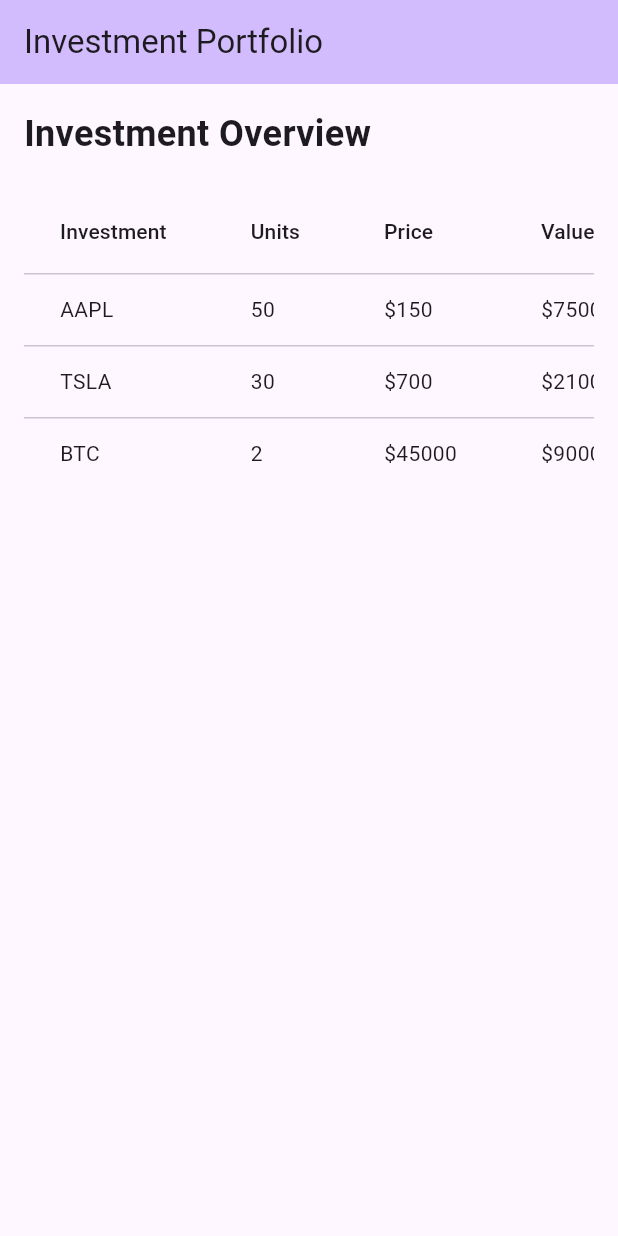
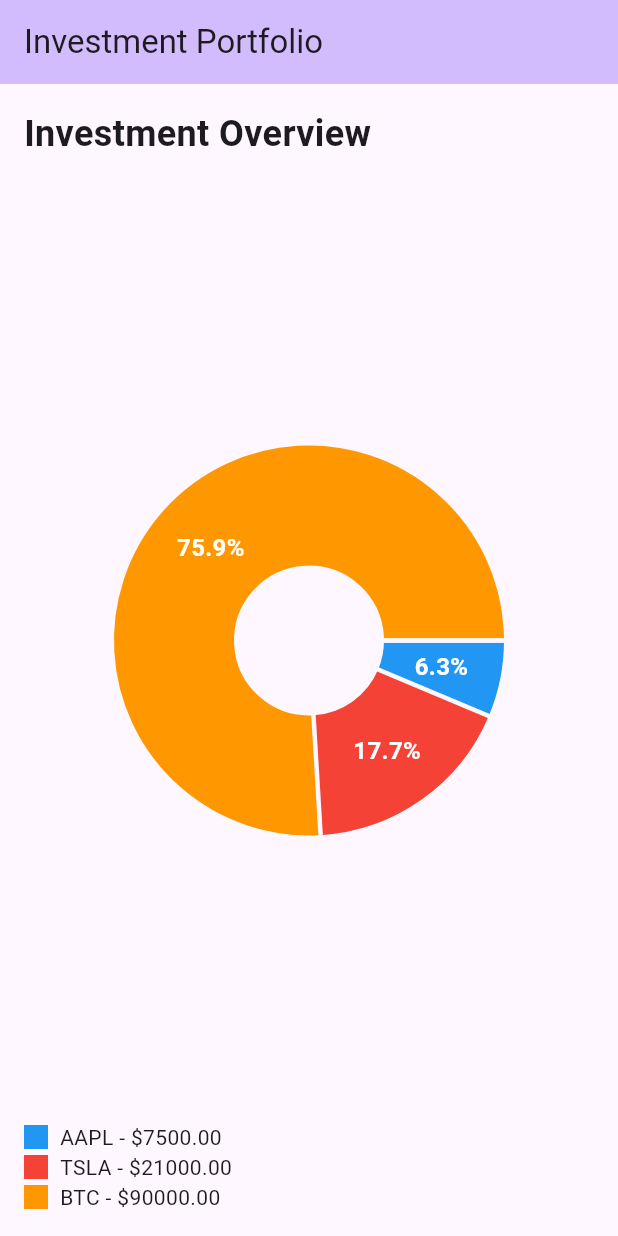
Before and after one commit to alex-morrisonn/investmentPortfolio, a Flutter app: the screen it shows after launch, on a phone screen of 412 x 824 dp. Run offline on Flutter 3.47's test engine with Material 3 defaults, Android fonts, the phone set to English and light mode, and no system bars; drawn by our look-alikes of fl_chart.

Commit message:
changed table to pie graph

```diff
--- a/investment_portfolio/lib/main.dart
+++ b/investment_portfolio/lib/main.dart
@@ -1,4 +1,5 @@
 import 'package:flutter/material.dart';
+import 'package:fl_chart/fl_chart.dart';
 
 void main() {
   runApp(const MyApp());
@@ -30,6 +31,13 @@
 }
 
 class _MyHomePageState extends State<MyHomePage> {
+  // Investment data (can be replaced with API data later)
+  final List<Map<String, dynamic>> investments = [
+    {'name': 'AAPL', 'value': 7500.0, 'color': Colors.blue},
+    {'name': 'TSLA', 'value': 21000.0, 'color': Colors.red},
+    {'name': 'BTC', 'value': 90000.0, 'color': Colors.orange},
+  ];
+
   @override
   Widget build(BuildContext context) {
     return Scaffold(
@@ -48,41 +56,51 @@
             ),
             const SizedBox(height: 20),
             Expanded(
-              child: SingleChildScrollView(
-                scrollDirection: Axis.horizontal,
-                child: DataTable(
-                  columns: const [
-                    DataColumn(label: Text('Investment')),
-                    DataColumn(label: Text('Units')),
-                    DataColumn(label: Text('Price')),
-                    DataColumn(label: Text('Value')),
-                  ],
-                  rows: const [
-                    DataRow(cells: [
-                      DataCell(Text('AAPL')),
-                      DataCell(Text('50')),
-                      DataCell(Text('\$150')),
-                      DataCell(Text('\$7500')),
-                    ]),
-                    DataRow(cells: [
-                      DataCell(Text('TSLA')),
-                      DataCell(Text('30')),
-                      DataCell(Text('\$700')),
-                      DataCell(Text('\$21000')),
-                    ]),
-                    DataRow(cells: [
-                      DataCell(Text('BTC')),
-                      DataCell(Text('2')),
-                      DataCell(Text('\$45000')),
-                      DataCell(Text('\$90000')),
-                    ]),
-                  ],
+              child: PieChart(
+                PieChartData(
+                  sections: _generatePieChartSections(),
+                  centerSpaceRadius: 50,
+                  sectionsSpace: 3,
+                  borderData: FlBorderData(show: false),
                 ),
               ),
             ),
+            const SizedBox(height: 20),
+            _buildLegend(),
           ],
         ),
       ),
     );
   }
+
+  // Generate pie chart sections from investment data
+  List<PieChartSectionData> _generatePieChartSections() {
+    double totalInvestment = investments.fold(0, (sum, item) => sum + item['value']);
+
+    return investments.map((investment) {
+      return PieChartSectionData(
+        value: investment['value'],
+        title: '${((investment['value'] / totalInvestment) * 100).toStringAsFixed(1)}%',
+        color: investment['color'],
+        radius: 80,
+        titleStyle: const TextStyle(fontSize: 16, fontWeight: FontWeight.bold, color: Colors.white),
+      );
+    }).toList();
+  }
+
+  // Build a legend for the pie chart
+  Widget _buildLegend() {
+    return Column(
+      children: investments.map((investment) {
+        return Row(
+          mainAxisAlignment: MainAxisAlignment.start,
+          children: [
+            Container(width: 16, height: 16, color: investment['color']),
+            const SizedBox(width: 8),
+            Text('${investment['name']} - \$${investment['value'].toStringAsFixed(2)}'),
+          ],
+        );
+      }).toList(),
+    );
+  }
 }
--- a/investment_portfolio/pubspec.yaml
+++ b/investment_portfolio/pubspec.yaml
@@ -30,6 +30,7 @@
 dependencies:
   flutter:
     sdk: flutter
+  fl_chart: ^0.63.0  # Check pub.dev for latest version
 
   # The following adds the Cupertino Icons font to your application.
   # Use with the CupertinoIcons class for iOS style icons.
```
Also changed, not shown: investment_portfolio/pubspec.lock.
